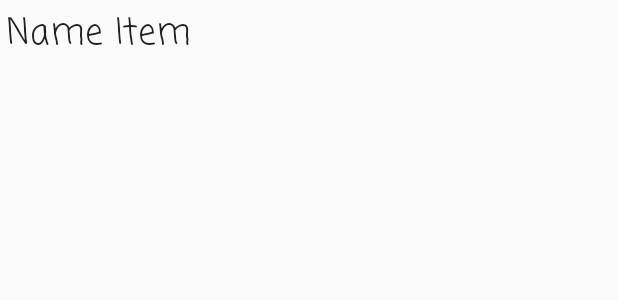
After one commit to JairoCruz/ShopList, an Android app: the layout item_row.xml on its own in the app's theme, with its tools: preview values and no code run, on a phone screen of 412 x 824 dp. The commit adds this screen. Shown: the top 300 px of the screen. Run offline under Robolectric (Android 15) with nearby library versions, the phone set to English and light mode, and no system bars.

Commit message:
Add Layout view recyclerView to MainActivity and create row_item

```diff
--- a/app/build.gradle
+++ b/app/build.gradle
@@ -55,6 +55,7 @@ dependencies {
     // Coroutines
     api "org.jetbrains.kotlinx:kotlinx-coroutines-core:$rootProject.coroutineVersion"
     api "org.jetbrains.kotlinx:kotlinx-coroutines-android:$rootProject.coroutineVersion"
+    implementation 'androidx.recyclerview:recyclerview:1.0.0'
 
 
 }
--- /dev/null
+++ b/app/src/main/res/layout/item_row.xml
@@ -0,0 +1,14 @@
+<?xml version="1.0" encoding="utf-8"?>
+<LinearLayout xmlns:android="http://schemas.android.com/apk/res/android"
+              android:orientation="vertical"
+              android:layout_width="match_parent"
+              android:layout_height="match_parent">
+
+    <TextView
+            android:text="@string/dummy_name"
+            android:layout_width="match_parent"
+            android:layout_height="wrap_content" android:id="@+id/itemTextView"
+            android:textAppearance="@style/TextAppearance.AppCompat.Large" android:fontFamily="casual"
+            android:textSize="24sp" android:textAlignment="viewStart" android:layout_marginTop="4dp"
+            android:layout_marginLeft="4dp"/>
+</LinearLayout>
--- a/app/src/main/res/values/strings.xml
+++ b/app/src/main/res/values/strings.xml
@@ -1,3 +1,4 @@
 <resources>
     <string name="app_name">ShopList</string>
+    <string name="dummy_name">Name Item</string>
 </resources>
```
Also changed, not shown: app/src/main/res/layout/activity_main.xml (+6 -8 lines).
